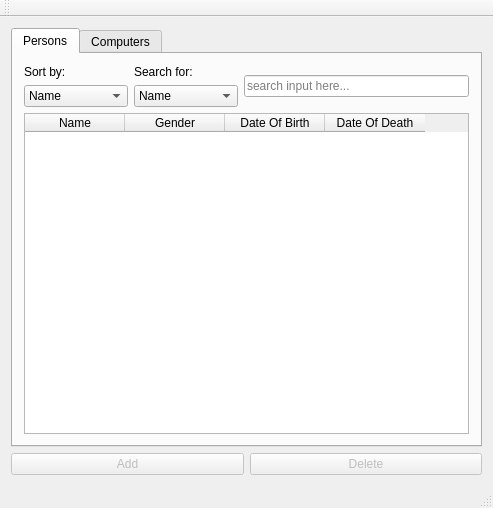
The window that mainwindow.ui (moderndaymoron/PersonCSciVer3) describes before a commit, drawn with Qt 5.
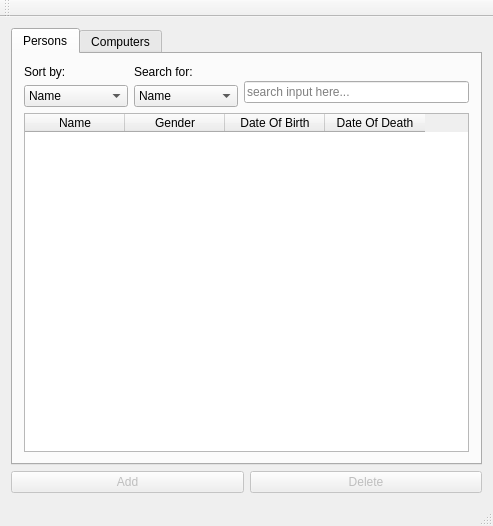
The same window after the commit.

Commit message: main window ui fix

The edit to the form file:
```diff
--- a/mainwindow.ui
+++ b/mainwindow.ui
@@ -7,7 +7,7 @@
     <x>0</x>
     <y>0</y>
     <width>493</width>
-    <height>508</height>
+    <height>526</height>
    </rect>
   </property>
   <property name="windowTitle">
@@ -52,8 +52,6 @@
        </attribute>
        <layout class="QGridLayout" name="gridLayout_3">
         <item row="0" column="0">
-         <layout class="QVBoxLayout" name="verticalLayout_8">
-          <item>
            <layout class="QHBoxLayout" name="horizontalLayout_3">
             <item>
              <layout class="QVBoxLayout" name="verticalLayout_6">
@@ -129,6 +127,24 @@
              </layout>
             </item>
             <item>
+           <layout class="QVBoxLayout" name="verticalLayout_3">
+            <item>
+             <spacer name="verticalSpacer">
+              <property name="orientation">
+               <enum>Qt::Vertical</enum>
+              </property>
+              <property name="sizeType">
+               <enum>QSizePolicy::Fixed</enum>
+              </property>
+              <property name="sizeHint" stdset="0">
+               <size>
+                <width>20</width>
+                <height>13</height>
+               </size>
+              </property>
+             </spacer>
+            </item>
+            <item>
              <widget class="QLineEdit" name="search_field">
               <property name="enabled">
                <bool>true</bool>
@@ -140,7 +156,9 @@
             </item>
            </layout>
           </item>
-          <item>
+         </layout>
+        </item>
+        <item row="1" column="0">
            <widget class="QTableWidget" name="DisplayTable">
             <property name="editTriggers">
              <set>QAbstractItemView::NoEditTriggers</set>
@@ -177,8 +195,6 @@
            </widget>
           </item>
          </layout>
-        </item>
-       </layout>
       </widget>
       <widget class="QWidget" name="computer_tab">
        <attribute name="title">
```
Left out of the diff: 8 changed lines with no effect on the pictures. Lines whose indentation alone changed are shown as unchanged. The commit also changes 2 other files.
